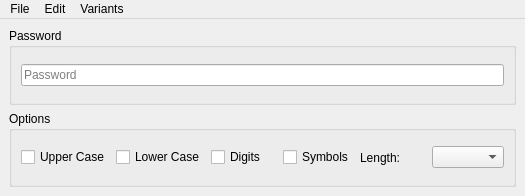
Old version of the form apps/password_generator/src/mainwindow.ui in the repository petr-panteleyev/cpp.
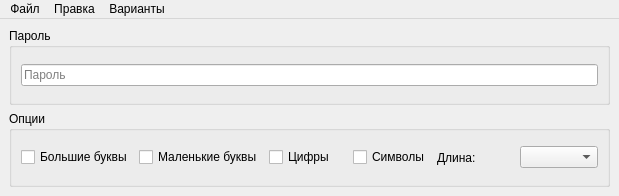
New version of the form.

What changed in the file:
```diff
--- a/apps/password_generator/src/mainwindow.ui
+++ b/apps/password_generator/src/mainwindow.ui
@@ -6,7 +6,7 @@
    <rect>
     <x>0</x>
     <y>0</y>
-    <width>525</width>
+    <width>619</width>
     <height>196</height>
    </rect>
   </property>
@@ -18,7 +18,7 @@
     <item>
      <widget class="QGroupBox" name="groupBox_2">
       <property name="title">
-       <string>Password</string>
+       <string notr="true">Пароль</string>
       </property>
       <layout class="QVBoxLayout" name="verticalLayout_2">
        <item>
@@ -30,7 +30,7 @@
           <bool>true</bool>
          </property>
          <property name="placeholderText">
-          <string>Password</string>
+          <string notr="true">Пароль</string>
          </property>
         </widget>
        </item>
@@ -40,41 +40,41 @@
     <item>
      <widget class="QGroupBox" name="groupBox">
       <property name="title">
-       <string>Options</string>
+       <string>Опции</string>
       </property>
       <layout class="QHBoxLayout" name="horizontalLayout">
        <item>
         <widget class="QCheckBox" name="upperCaseCheck">
          <property name="text">
-          <string>Upper Case</string>
+          <string notr="true">Большие буквы</string>
          </property>
         </widget>
        </item>
        <item>
         <widget class="QCheckBox" name="lowerCaseCheck">
          <property name="text">
-          <string>Lower Case</string>
+          <string notr="true">Маленькие буквы</string>
          </property>
         </widget>
        </item>
        <item>
         <widget class="QCheckBox" name="digitsCheck">
          <property name="text">
-          <string>Digits</string>
+          <string notr="true">Цифры</string>
          </property>
         </widget>
        </item>
        <item>
         <widget class="QCheckBox" name="symbolsCheck">
          <property name="text">
-          <string>Symbols</string>
+          <string notr="true">Символы</string>
          </property>
         </widget>
        </item>
        <item>
         <widget class="QLabel" name="label">
          <property name="text">
-          <string>Length:</string>
+          <string notr="true">Длина:</string>
          </property>
         </widget>
        </item>
@@ -91,13 +91,13 @@
     <rect>
      <x>0</x>
      <y>0</y>
-     <width>525</width>
+     <width>619</width>
      <height>30</height>
     </rect>
    </property>
    <widget class="QMenu" name="menuFile">
     <property name="title">
-     <string>File</string>
+     <string notr="true">Файл</string>
     </property>
     <addaction name="actionGenerate"/>
     <addaction name="separator"/>
@@ -105,7 +105,7 @@
    </widget>
    <widget class="QMenu" name="menuVariants">
     <property name="title">
-     <string>Variants</string>
+     <string notr="true">Варианты</string>
     </property>
     <addaction name="actionMedium_Password"/>
     <addaction name="actionLong_Password"/>
@@ -115,7 +115,7 @@
    </widget>
    <widget class="QMenu" name="menuEdit">
     <property name="title">
-     <string>Edit</string>
+     <string notr="true">Правка</string>
     </property>
     <addaction name="actionCopy"/>
    </widget>
```
Left out of the diff: 10 changed lines with no effect on the pictures.
